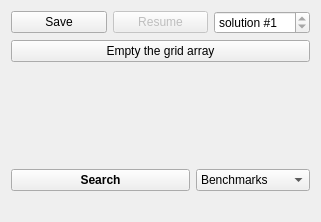
antigol/Sudoku-Resolver-Multicore, file src/widget.ui: the form before one commit.
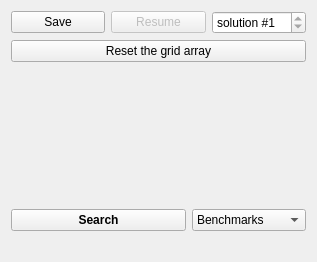
The form after the commit. Icons and pictures are not drawn.

What changed in the file:
```diff
--- a/src/widget.ui
+++ b/src/widget.ui
@@ -6,8 +6,8 @@
    <rect>
     <x>0</x>
     <y>0</y>
-    <width>321</width>
-    <height>222</height>
+    <width>317</width>
+    <height>262</height>
    </rect>
   </property>
   <property name="windowTitle">
@@ -61,7 +61,7 @@
    <item>
     <widget class="QPushButton" name="pushButton_reset">
      <property name="text">
-      <string>Empty the grid array</string>
+      <string>Reset the grid array</string>
      </property>
     </widget>
    </item>
```
Left out of the diff: 4 changed lines with no effect on the pictures.
